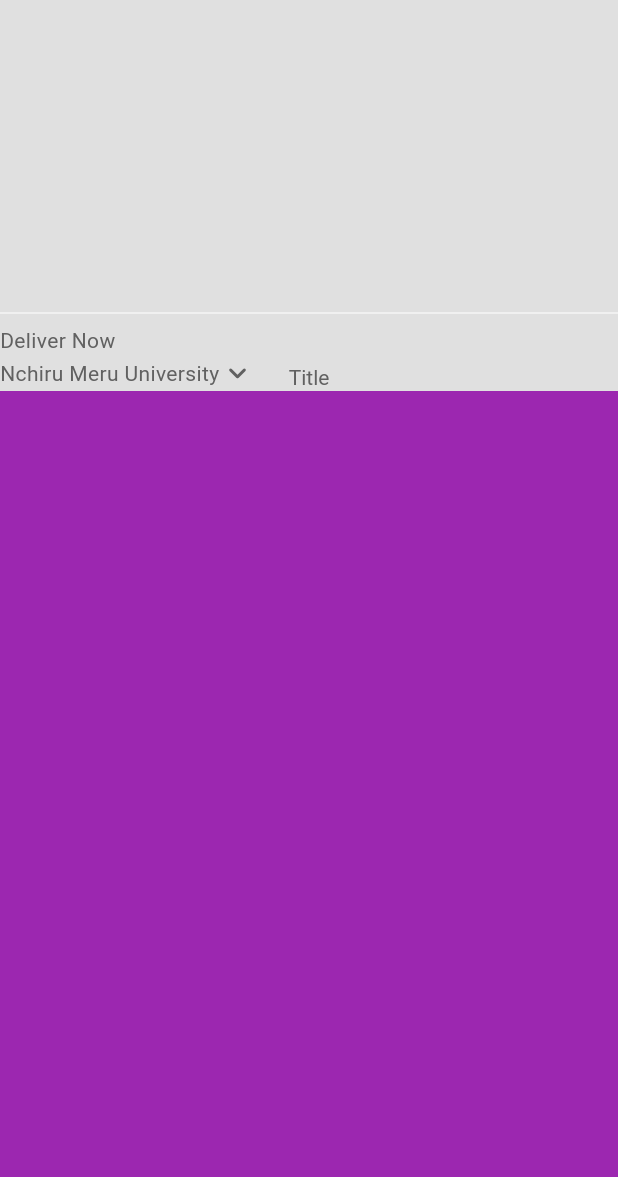
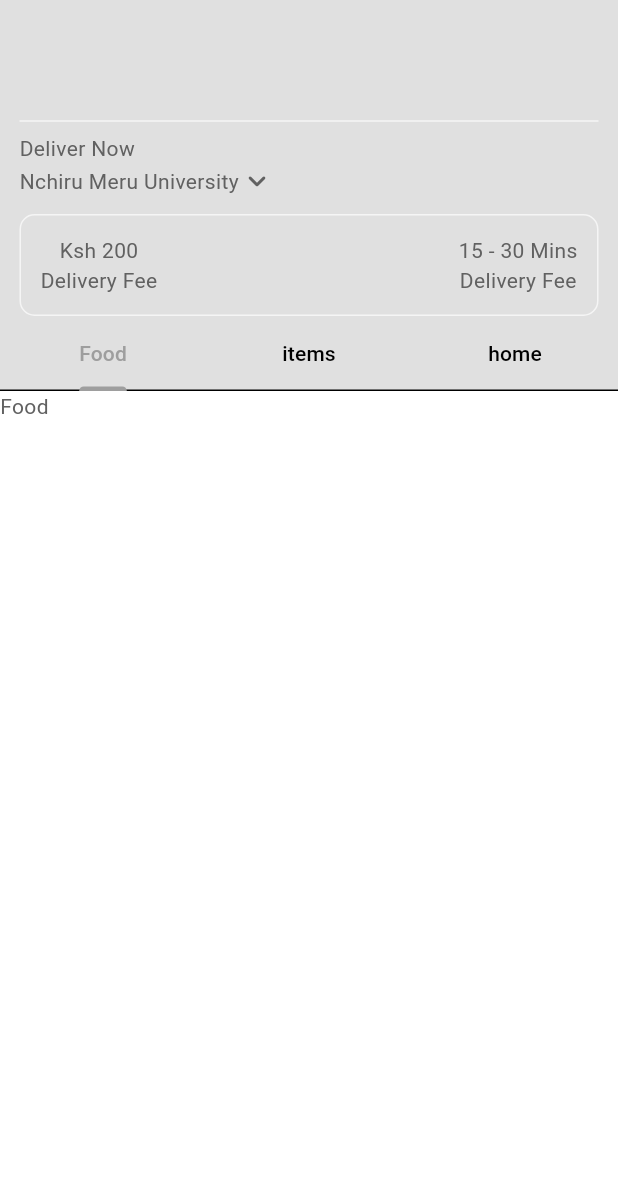
Before and after one commit to ShadrackOngera/food_delivery, a Flutter app: the HomePage screen opened directly, on a phone screen of 412 x 824 dp, the part 59-1236 px from its top. Run offline on Flutter 3.47's test engine with Material 3 defaults, Android fonts, the phone set to English and light mode, and no system bars.

Commit message:
food model

```diff
--- /dev/null
+++ b/lib/models/food.dart
@@ -0,0 +1,35 @@
+class Food {
+  final String name;
+  final String description;
+  final String imagePath;
+  final double price;
+  final FoodCategory category;
+  List<Addons> availableAddons;
+
+  Food({
+    required this.name,
+    required this.description,
+    required this.imagePath,
+    required this.price,
+    required this.category,
+    required this.availableAddons,
+  });
+}
+
+enum FoodCategory {
+  burgers,
+  salads,
+  desert,
+  drinks,
+  sides,
+}
+
+class Addons {
+  final String name;
+  final double price;
+
+  Addons({
+    required this.name,
+    required this.price,
+  });
+}
--- a/lib/pages/home_page.dart
+++ b/lib/pages/home_page.dart
@@ -1,7 +1,9 @@
 import 'package:flutter/material.dart';
 import 'package:food_delivery/widgets/my_current_location.dart';
+import 'package:food_delivery/widgets/my_description.dart';
 import 'package:food_delivery/widgets/my_drawer.dart';
 import 'package:food_delivery/widgets/my_sliver_appbar.dart';
+import 'package:food_delivery/widgets/my_tab_bar.dart';
 import 'package:food_delivery/widgets/primary_text.dart';
 
 class HomePage extends StatefulWidget {
@@ -11,7 +13,22 @@ class HomePage extends StatefulWidget {
   State<HomePage> createState() => _HomePageState();
 }
 
-class _HomePageState extends State<HomePage> {
+class _HomePageState extends State<HomePage>
+    with SingleTickerProviderStateMixin {
+  late TabController _tabController;
+
+  @override
+  void initState() {
+    super.initState();
+    _tabController = TabController(length: 3, vsync: this);
+  }
+
+  @override
+  void dispose() {
+    _tabController.dispose();
+    super.dispose();
+  }
+
   @override
   Widget build(BuildContext context) {
     return Scaffold(
@@ -19,6 +36,8 @@ class _HomePageState extends State<HomePage> {
       body: NestedScrollView(
         headerSliverBuilder: (context, innerBoxIsScrolled) => [
           MySliverAppbar(
+            child: Padding(
+              padding: const EdgeInsets.only(left: 13.0, right: 13, bottom: 50),
               child: Column(
                 mainAxisAlignment: MainAxisAlignment.end,
                 children: [
@@ -26,16 +45,31 @@ class _HomePageState extends State<HomePage> {
                     color: Theme.of(context).colorScheme.secondary,
                   ),
                   MyCurrentLocation(),
+                  MyDescription(),
                 ],
               ),
-            titleWidget: PrimaryText(
-              text: 'Title',
-              color: Theme.of(context).colorScheme.inversePrimary,
+            ),
+            titleWidget: MyTabBar(
+              tabController: _tabController,
             ),
           ),
         ],
-        body: Container(
-          color: Colors.purple,
+        body: TabBarView(
+          controller: _tabController,
+          children: [
+            PrimaryText(
+              text: 'Food',
+              color: Theme.of(context).colorScheme.inversePrimary,
+            ),
+            PrimaryText(
+              text: 'Items',
+              color: Theme.of(context).colorScheme.inversePrimary,
+            ),
+            PrimaryText(
+              text: 'Home',
+              color: Theme.of(context).colorScheme.inversePrimary,
+            ),
+          ],
         ),
       ),
     );
--- a/lib/widgets/my_current_location.dart
+++ b/lib/widgets/my_current_location.dart
@@ -61,6 +61,9 @@ class MyCurrentLocation extends StatelessWidget {
             ],
           ),
         ),
+        const SizedBox(
+          height: 10,
+        ),
       ],
     );
   }
--- a/lib/widgets/my_description.dart
+++ b/lib/widgets/my_description.dart
@@ -7,12 +7,15 @@ class MyDescription extends StatelessWidget {
   @override
   Widget build(BuildContext context) {
     return Container(
+      padding: EdgeInsets.all(13),
       decoration: BoxDecoration(
+        borderRadius: BorderRadius.circular(10),
         border: Border.all(
           color: Theme.of(context).colorScheme.secondary,
         ),
       ),
       child: Row(
+        mainAxisAlignment: MainAxisAlignment.spaceBetween,
         children: [
           Column(
             // crossAxisAlignment: CrossAxisAlignment.start,
--- /dev/null
+++ b/lib/widgets/my_tab_bar.dart
@@ -0,0 +1,30 @@
+import 'package:flutter/material.dart';
+import 'package:food_delivery/widgets/primary_text.dart';
+
+class MyTabBar extends StatelessWidget {
+  final TabController tabController;
+  const MyTabBar({
+    super.key,
+    required this.tabController,
+  });
+
+  @override
+  Widget build(BuildContext context) {
+    return Container(
+      child: TabBar(
+        controller: tabController,
+        tabs: [
+          Tab(
+            text: 'Food',
+          ),
+          Tab(
+            text: 'items',
+          ),
+          Tab(
+            text: 'home',
+          ),
+        ],
+      ),
+    );
+  }
+}
```
Lines whose indentation alone changed are shown as unchanged.
